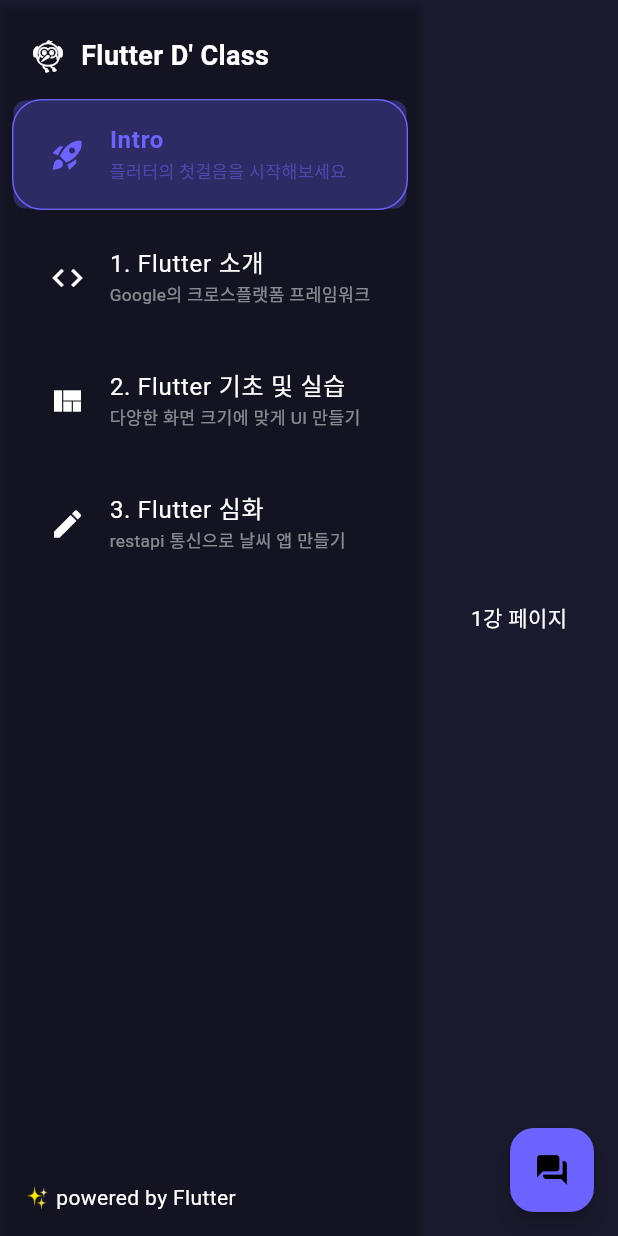
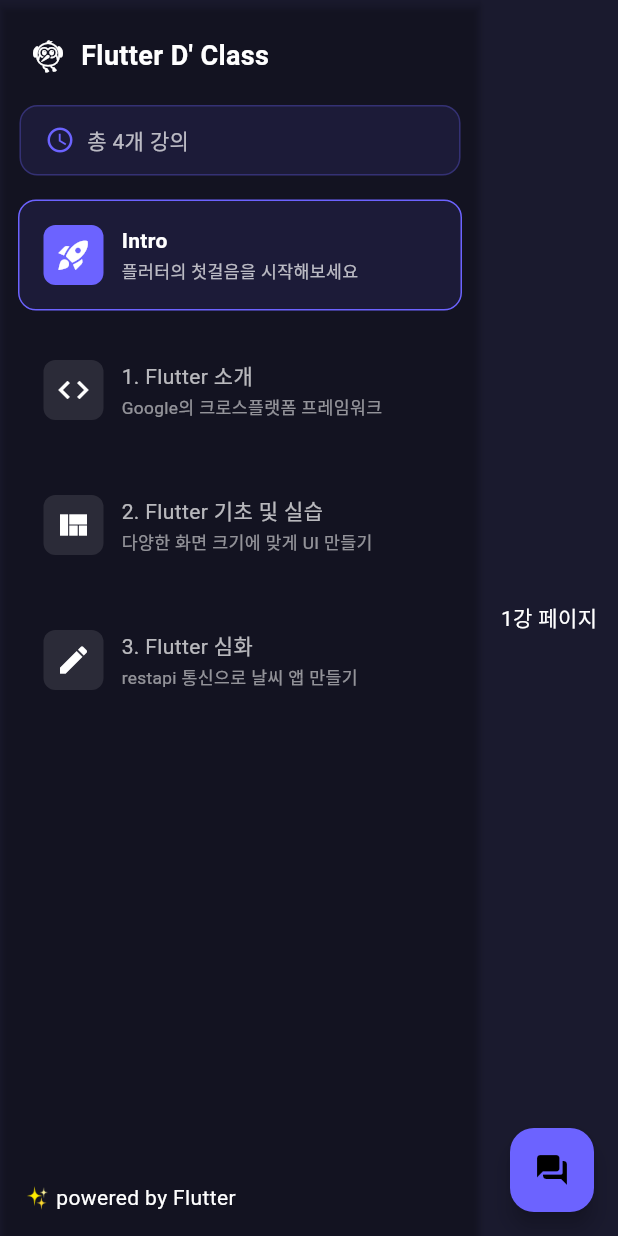
Before and after one commit to yoon6763/flutter-lecture, a Flutter app: the screen it shows after launch, on a phone screen of 412 x 824 dp. Run offline on Flutter 3.47's test engine with Material 3 defaults, Android fonts, the phone set to English and light mode, and no system bars; Roboto replaces fonts that are missing (SF Pro Display).

Commit message:
Feat: 사이드바 하이라이팅 색상 적용

```diff
--- a/lib/component/sidebar_widget.dart
+++ b/lib/component/sidebar_widget.dart
@@ -20,7 +20,7 @@
     final theme = Theme.of(context);
 
     return Container(
-      width: 280,
+      width: 320,
       color: theme.colorScheme.surfaceContainerLowest,
       child: Material(
         color: Colors.transparent,
@@ -39,6 +39,39 @@
                     style: TextStyle(fontSize: 18, fontWeight: FontWeight.bold),
                   ),
                 ],
+              ),
+            ),
+            Padding(
+              padding: const EdgeInsets.symmetric(vertical: 8.0, horizontal: 13.0),
+              child: Container(
+                padding: const EdgeInsets.symmetric(
+                  horizontal: 16,
+                  vertical: 12,
+                ),
+                decoration: BoxDecoration(
+                  color: const Color(0xFF6C63FF).withOpacity(0.1),
+                  borderRadius: BorderRadius.circular(12),
+                  border: Border.all(
+                    color: const Color(0xFF6C63FF).withOpacity(0.3),
+                  ),
+                ),
+                child: Row(
+                  children: [
+                    const Icon(
+                      Icons.schedule,
+                      color: Color(0xFF6C63FF),
+                      size: 20,
+                    ),
+                    const SizedBox(width: 8),
+                    Text(
+                      '총 ${_sections.length}개 강의',
+                      style: const TextStyle(
+                        color: Colors.white70,
+                        fontSize: 14,
+                      ),
+                    ),
+                  ],
+                ),
               ),
             ),
             Expanded(
@@ -77,46 +110,83 @@
     required VoidCallback onTap,
   }) {
     final theme = Theme.of(context);
-    final Color itemColor = isSelected
-        ? theme.colorScheme.primary
-        : theme.colorScheme.onSurfaceVariant;
-    final IconData currentIcon =
-        isSelected ? section.selectedIcon : section.icon;
+    var borderRadius = BorderRadius.circular(12.0);
 
     return Padding(
-      padding: const EdgeInsets.symmetric(vertical: 4.0, horizontal: 8.0),
+      padding: const EdgeInsets.symmetric(vertical: 8.0, horizontal: 12.0),
+      child: Material(
+        color: Colors.transparent,
+        child: InkWell(
+          borderRadius: borderRadius,
+          onTap: onTap,
+          hoverColor: theme.colorScheme.onSurface.withOpacity(0.04),
           child: Container(
+            padding: const EdgeInsets.all(16.0),
             decoration: BoxDecoration(
-          borderRadius: const BorderRadius.all(Radius.circular(20)),
+              color: isSelected
+                  ? section.color.withOpacity(0.1)
+                  : Colors.transparent,
+              borderRadius: borderRadius,
               border: Border.all(
                 color: isSelected ? section.color : Colors.transparent,
                 width: 1,
               ),
             ),
-        child: ListTile(
-          leading: Icon(currentIcon, color: itemColor),
-          title: Text(
+            child: Row(
+              children: [
+                Container(
+                  width: 40,
+                  height: 40,
+                  decoration: BoxDecoration(
+                    color: isSelected
+                        ? section.color
+                        : Colors.white.withOpacity(0.1),
+                    borderRadius: BorderRadius.circular(8.0),
+                  ),
+                  child: Icon(
+                    isSelected ? section.selectedIcon : section.icon,
+                    color: Colors.white,
+                    size: 24,
+                  ),
+                ),
+                const SizedBox(width: 12),
+                Expanded(
+                  child: Column(
+                    crossAxisAlignment: CrossAxisAlignment.start,
+                    mainAxisAlignment: MainAxisAlignment.center,
+                    children: [
+                      Text(
                         section.title,
                         style: TextStyle(
-              color: itemColor,
-              fontWeight: isSelected ? FontWeight.bold : FontWeight.normal,
+                          fontSize: 14,
+                          fontWeight:
+                              isSelected ? FontWeight.bold : FontWeight.normal,
+                          color: isSelected ? Colors.white : Colors.white70,
+                        ),
+                        maxLines: 1,
+                        overflow: TextOverflow.ellipsis,
+                      ),
+                      if (section.subtitle.isNotEmpty)
+                        Padding(
+                          padding: const EdgeInsets.only(top: 2.0),
+                          child: Text(
+                            section.subtitle,
+                            style: TextStyle(
+                              fontSize: 11.5,
+                              color: isSelected
+                                  ? Colors.white.withOpacity(0.7)
+                                  : Colors.white54,
+                            ),
+                            maxLines: 1,
+                            overflow: TextOverflow.ellipsis,
                           ),
                         ),
-          subtitle: Text(
-            section.subtitle,
-            style: TextStyle(
-              color: itemColor.withOpacity(0.5),
-              fontSize: 11.5,
+                    ],
                   ),
                 ),
-          selected: isSelected,
-          onTap: onTap,
-          selectedTileColor:
-              theme.colorScheme.primaryContainer.withOpacity(0.3),
-          hoverColor: theme.colorScheme.onSurface.withOpacity(0.04),
-          shape:
-              RoundedRectangleBorder(borderRadius: BorderRadius.circular(8.0)),
-          contentPadding: const EdgeInsets.symmetric(horizontal: 24.0),
+              ],
+            ),
+          ),
         ),
       ),
     );
```
Lines whose indentation alone changed are shown as unchanged.
